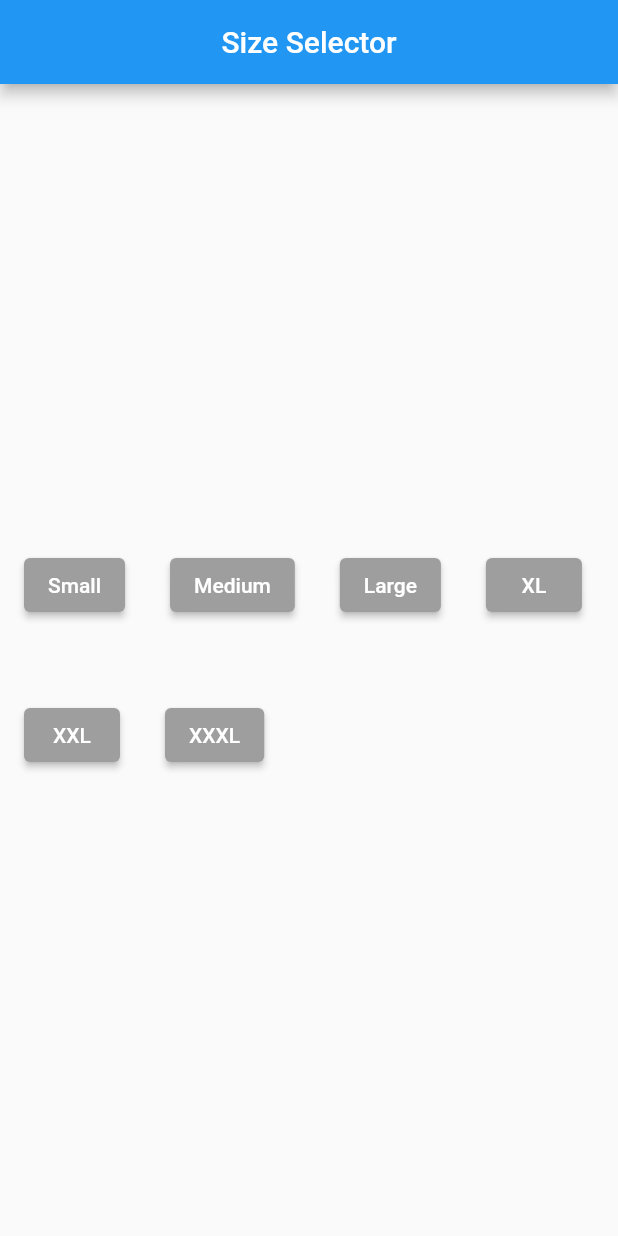
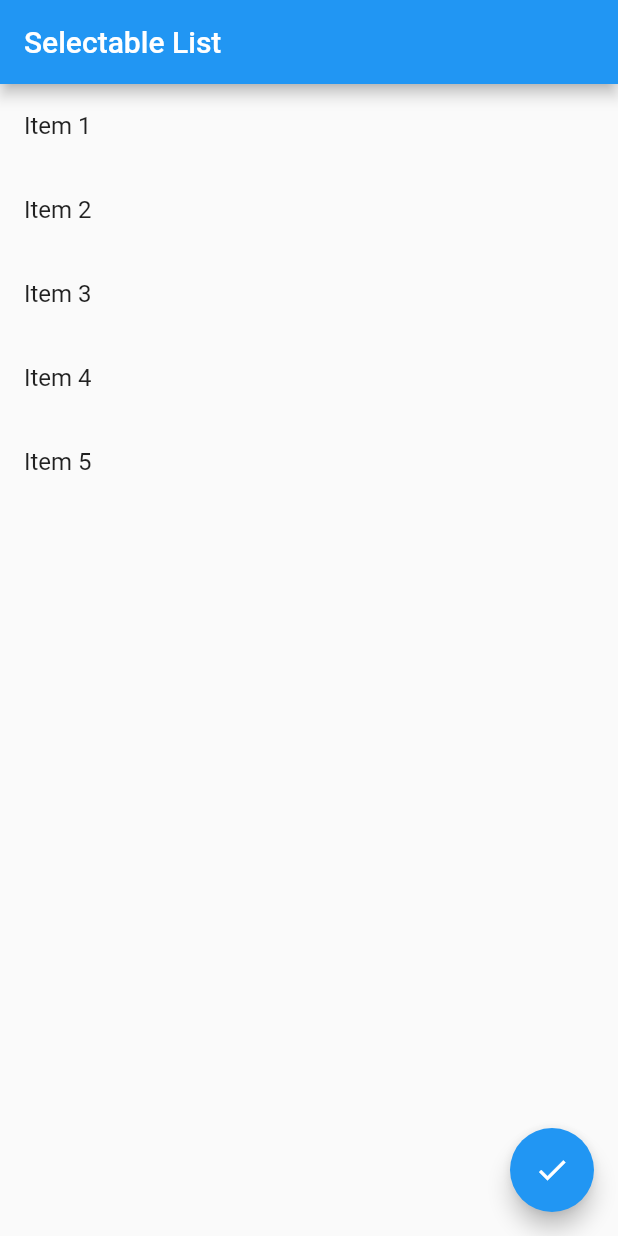
Before and after one commit to riazahmedmahin/learning, a Flutter app: the screen it shows after launch, on a phone screen of 412 x 824 dp. Run offline on Flutter 3.47's test engine with Material 2 defaults, Android fonts, the phone set to English and light mode, and no system bars.

Commit message:
Module_10_Live

```diff
--- a/lib/main.dart
+++ b/lib/main.dart
@@ -8,53 +8,45 @@
   @override
   Widget build(BuildContext context) {
     return MaterialApp(
-      home: MyHomePage(),
+      home: MyScreen(),
     );
   }
 }
 
-class MyHomePage extends StatefulWidget {
+class MyScreen extends StatefulWidget {
   @override
-  _MyHomePageState createState() => _MyHomePageState();
-
+  _MyScreenState createState() => _MyScreenState();
 }
 
-class _MyHomePageState extends State<MyHomePage> {
-  String selectedSize = '';
-  Map<String, Color> buttonColors = {
-    'Small': Colors.red,
-    'Medium': Colors.green,
-    'Large': Colors.blue,
-    'XL': Colors.orange,
-    'XXL': Colors.purple,
-    'XXXL': Colors.teal,
-  };
+class _MyScreenState extends State<MyScreen> {
+  List<String> itemList = ["Item 1", "Item 2", "Item 3", "Item 4", "Item 5"];
+  List<bool> selectedItems = List.generate(5, (index) => false);
 
-  void _changeColorAndShowSnackbar(String size) {
+  void toggleSelection(int index) {
     setState(() {
-      selectedSize = size;
+      selectedItems[index] = !selectedItems[index];
     });
-
-    ScaffoldMessenger.of(context).showSnackBar(
-      SnackBar(
-        content: Text('Selected Size: $size'),
-        duration: Duration(seconds: 3),
-
-      ),
-    );
   }
 
-  Widget _buildSizeButton(String size) {
-    return ElevatedButton(
-      style: ButtonStyle(
-        backgroundColor: MaterialStateProperty.all(
-          size == selectedSize ? buttonColors[size] : Colors.grey,
-        ),
-      ),
-      onPressed: () {
-        _changeColorAndShowSnackbar(size);
+  void showSelectedItemsDialog() {
+    int selectedCount = selectedItems.where((element) => element).length;
+
+    showDialog(
+      context: context,
+      builder: (BuildContext context) {
+        return AlertDialog(
+          title: Text('Selected Items'),
+          content: Text('Number of selected items: $selectedCount'),
+          actions: [
+            TextButton(
+              onPressed: () {
+                Navigator.of(context).pop();
+              },
+              child: Text('OK'),
+            ),
+          ],
+        );
       },
-      child: Text(size),
     );
   }
 
@@ -62,46 +54,25 @@
   Widget build(BuildContext context) {
     return Scaffold(
       appBar: AppBar(
-        title: Text('Size Selector'),
-        centerTitle: true,
+        title: Text('Selectable List'),
       ),
-      body: Center(
-        child: Column(
-          mainAxisAlignment: MainAxisAlignment.center,
-          children: <Widget>[
-            Padding(
-              padding: const EdgeInsets.all(16.0),
-              child: Center(
-                child: Row(
-                  mainAxisAlignment: MainAxisAlignment.start,
-                  children: <Widget>[
-                    _buildSizeButton('Small'),
-                    SizedBox(width: 30,),
-                    _buildSizeButton('Medium'),
-                    SizedBox(width: 30,),
-                    _buildSizeButton('Large'),
-                    SizedBox(width: 30,),
-                    _buildSizeButton('XL'),
-                  ],
-                ),
-              ),
-            ),
-            SizedBox(height: 20), // Add some spacing between the rows
-            Padding(
-              padding: const EdgeInsets.all(16.0),
-              child: Center(
-                child: Row(
-                  mainAxisAlignment: MainAxisAlignment.start,
-                  children: <Widget>[
-                    _buildSizeButton('XXL'),
-                    SizedBox(width: 30,),
-                    _buildSizeButton('XXXL'),
-                  ],
-                ),
-              ),
-            ),
-          ],
-        ),
+      body: ListView.builder(
+        itemCount: itemList.length,
+        itemBuilder: (context, index) {
+          return ListTile(
+            title: Text(itemList[index]),
+            tileColor: selectedItems[index] ? Colors.blue : null,
+            onTap: () {
+              toggleSelection(index);
+            },
+          );
+        },
+      ),
+      floatingActionButton: FloatingActionButton(
+        onPressed: () {
+          showSelectedItemsDialog();
+        },
+        child: Icon(Icons.check),
       ),
     );
   }
```
